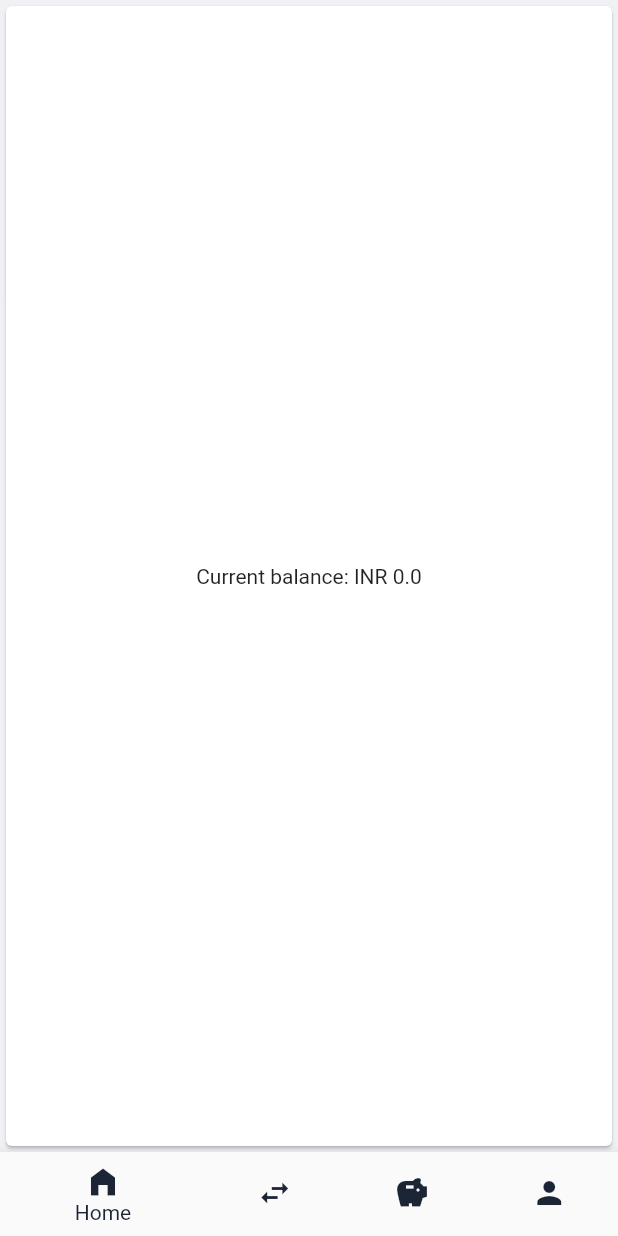
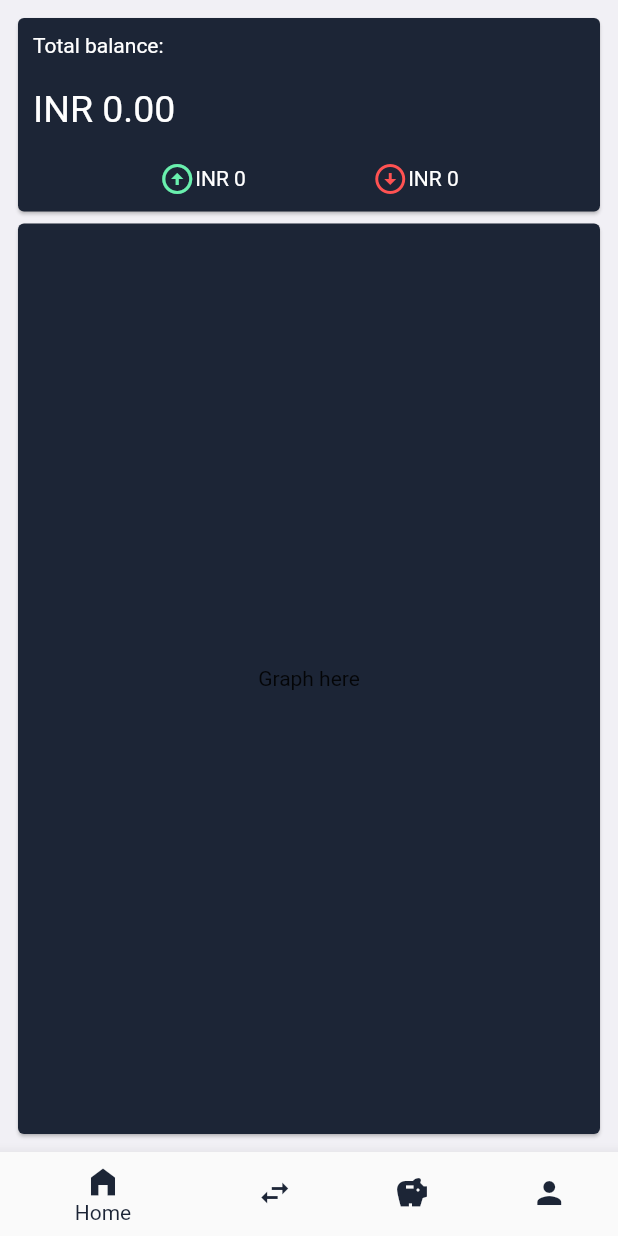
Before and after one commit to Aswatth/myCashFlow, a Flutter app: the BasePage screen opened directly, on a phone screen of 412 x 824 dp. Run offline on Flutter 3.47's test engine with Material 2 defaults, Android fonts, the phone set to English and light mode, and no system bars; our stand-ins replace date_time_picker, lite_rolling_switch, sqflite; accounts and stored records are empty.

Commit message:
UI changes to home page

```diff
--- a/lib/pages/home-page.dart
+++ b/lib/pages/home-page.dart
@@ -1,5 +1,8 @@
 import 'package:flutter/material.dart';
+import 'package:intl/intl.dart';
 import 'package:my_cash_flow/models/account-model.dart';
+import 'package:my_cash_flow/models/transaction-model.dart';
+import 'package:my_cash_flow/models/transactionTypeEnum.dart';
 
 class HomePage extends StatefulWidget {
   const HomePage({Key? key}) : super(key: key);
@@ -9,31 +12,106 @@ class HomePage extends StatefulWidget {
 }
 
 class _HomePageState extends State<HomePage> {
-
   AccountModel account = AccountModel();
 
-  getAccount() async {
-    AccountModel? selectedAccount = await AccountDbHelper.instance.getSelectedAccount();
-    if(selectedAccount != null){
-      setState(() {
-        account = selectedAccount;
+  double creditedAmount = 0;
+  double debitedAmount = 0;
+
+  NumberFormat formatter = NumberFormat("#,##,###");
+
+  getData() async {
+    AccountModel? selectedAccount =
+        await AccountDbHelper.instance.getSelectedAccount();
+
+    if (selectedAccount != null) {
+      account = selectedAccount;
+
+      List<TransactionModel> transactions =
+          await TransactionDbHelper.instance.getAll(account.id!);
+
+      print("Transactions: ${transactions.length}");
+
+      transactions.forEach((e) {
+        if (e.transactionType == TransactionType.CREDIT) {
+          creditedAmount += e.amount!;
+        } else {
+          debitedAmount += e.amount!;
+        }
       });
+
+      setState(() {});
     }
   }
 
   @override
   void initState() {
     super.initState();
-    getAccount();
+    getData();
   }
 
   @override
   Widget build(BuildContext context) {
-    return Center(
-      child: Card(
-        child: Center(
-          child: Text("Current balance: ${account.currency} ${account.currentBalance}"),
-        ),
+    return Padding(
+      padding: const EdgeInsets.all(8.0),
+      child: Column(
+        children: [
+          Card(
+            color: const Color(0xFF1C2536),
+            child: Center(
+              child: Column(
+                mainAxisAlignment: MainAxisAlignment.center,
+                crossAxisAlignment: CrossAxisAlignment.start,
+                children: [
+                  const Text(
+                    "Total balance:",
+                    style: TextStyle(color: Colors.white),
+                  ),
+                  Text(
+                    "${account.currency} ${account.currentBalance.toStringAsFixed(2)}",
+                    style: const TextStyle(color: Colors.white, fontSize: 25),
+                  ),
+                  Row(
+                    mainAxisAlignment: MainAxisAlignment.spaceEvenly,
+                    children: [
+                      Row(
+                        children: [
+                          Icon(
+                            Icons.arrow_circle_up,
+                            color: Colors.greenAccent,
+                          ),
+                          Text(
+                              "${account.currency} ${formatter.format(creditedAmount)}", style: TextStyle(color: Colors.white),),
+                        ],
+                      ),
+                      Row(
+                        children: [
+                          Icon(
+                            Icons.arrow_circle_down,
+                            color: Colors.redAccent,
+                          ),
+                          Text(
+                              "${account.currency} ${formatter.format(debitedAmount)}", style: TextStyle(color: Colors.white),),
+                        ],
+                      ),
+                    ],
+                  ),
+                ]
+                    .map((e) => Padding(
+                          padding: const EdgeInsets.all(10.0),
+                          child: e,
+                        ))
+                    .toList(),
+              ),
+            ),
+          ),
+          const Expanded(
+            flex: 2,
+            child: Card(
+              color: Color(0xFF1C2536),
+              child: Center(child: Text("Graph here")),
+            ),
+          )
+        ], //.map((e) => Padding(padding: const EdgeInsets.all(10.0),child: e,)).toList(),
       ),
     );
   }
--- a/pubspec.yaml
+++ b/pubspec.yaml
@@ -39,6 +39,7 @@ dependencies:
   sqflite:
   intl:
   date_time_picker:
+  fl_chart: ^0.62.0
 
 dev_dependencies:
   flutter_test:
```
Also changed, not shown: pubspec.lock.
